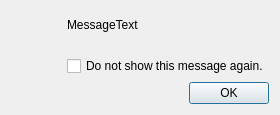
Qt form src/gui/mymessagedialog/mymessagedialog.ui (doitux/qupil) before a commit.
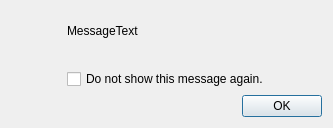
The same form after that commit.

The edit to the form file:
```diff
--- a/src/gui/mymessagedialog/mymessagedialog.ui
+++ b/src/gui/mymessagedialog/mymessagedialog.ui
@@ -6,8 +6,8 @@
    <rect>
     <x>0</x>
     <y>0</y>
-    <width>280</width>
-    <height>115</height>
+    <width>333</width>
+    <height>128</height>
    </rect>
   </property>
   <property name="maximumSize">
```
Left out of the diff: 2 changed lines with no effect on the pictures.
